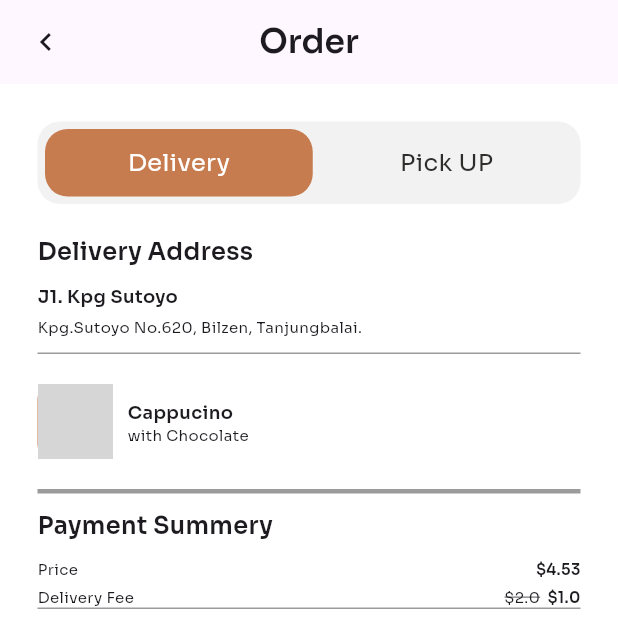
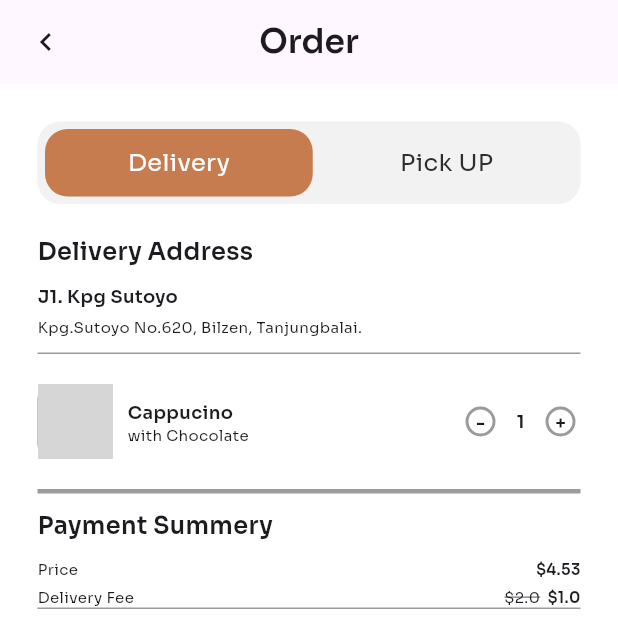
Before and after one commit to soiz11/Mobile-CA2, a Flutter app: the screen it shows after launch, on a phone screen of 412 x 824 dp, the top half of it. Run offline on Flutter 3.47's test engine with Material 3 defaults, Android fonts, the phone set to English and light mode, and no system bars; missing offline and left inert: dart:html; grey boxes are pictures that could not be loaded.

Commit message:
Increament only ui

```diff
--- a/lib/pages/order.dart
+++ b/lib/pages/order.dart
@@ -8,19 +8,33 @@ import 'package:flutter/material.dart';
 // import 'package:Mobile_CA_2/widgets/cart_tile.dart';
 // import 'package:Mobile_CA_2/widgets/check_out_box.dart';
 
+
 class Order extends StatelessWidget {
   const Order({super.key});
 
   @override
   Widget build(BuildContext context) {
     double screenWidth = MediaQuery.of(context).size.width;
-    double screenHeight = MediaQuery.of(context).size.height;
+    // double screenHeight = MediaQuery.of(context).size.height;
     double mainLinespace = 10; //Space between Two main topics
     double subLinespace = 5;  //Space between Two sub topics
 
     const double maintopicSize = 16; //font size of main topic
     const double subtopicSize = 12;   //font size of sub topic
     const double contentSize = 10;   //font size of content
+
+    int count = 1;
+
+    void incrementCount() {
+      count = count + 1;
+    }
+
+    void decrementCount() {
+      count = count - 1;
+    }
+
+
+
 
     return MaterialApp(
       debugShowCheckedModeBanner: false,
@@ -175,6 +189,9 @@ class Order extends StatelessWidget {
 
 
                       Row(
+                        mainAxisAlignment: MainAxisAlignment.spaceBetween,
+                        children: [
+                          Row(
                             crossAxisAlignment: CrossAxisAlignment.start,
                             children: [
                             Container(
@@ -224,6 +241,78 @@ class Order extends StatelessWidget {
                                   ],
                                 ),
                           ],),
+
+                          Row(
+                            children:[
+                            Container(
+                              width: 80,
+                              child: Row(
+                                mainAxisAlignment: MainAxisAlignment.spaceAround,
+                                children: [
+                                Container(
+                                  height: 20,
+                                  width: 20,
+                                  alignment: Alignment.center,
+                                  // borderRadius:BorderRadius.circular(5),
+                                  decoration: BoxDecoration(
+                                    color: const Color.fromARGB(0, 155, 155, 155),
+                                    borderRadius: BorderRadius.circular(10),
+                                    border: Border.all(color: AppColors.bodyTextGrey, width: 2),
+                                  ),
+                                  child: const Text(
+                                    '-',
+                                    // textAlign: TextAlign.center,
+                                    style: TextStyle(
+                                      fontFamily: 'Bold',
+                                      fontSize: subtopicSize,
+
+                                    ),),
+                                ),
+                                Container(
+                                  height: 20,
+                                  width: 20,
+                                  alignment: Alignment.center,
+                                  decoration: const BoxDecoration(
+                                    color: Color.fromARGB(0, 155, 155, 155),
+                                  ),
+                                  child: Text(
+                                    count.toString(),
+                                    // textAlign: TextAlign.center,
+                                    style: TextStyle(
+                                      fontFamily: 'Bold',
+                                      fontSize: subtopicSize,
+
+                                    ),),
+                                ),
+                                InkWell(
+                                  onTap: (){incrementCount();},
+
+                                  child: Container(
+                                    height: 20,
+                                    width: 20,
+                                    alignment: Alignment.center,
+                                    decoration: BoxDecoration(
+                                      color: Color.fromARGB(0, 155, 155, 155),
+                                      borderRadius: BorderRadius.circular(10),
+                                      border: Border.all(color: AppColors.bodyTextGrey, width: 2),
+                                    ),
+                                    child: const Text(
+                                      '+',
+                                      // textAlign: TextAlign.center,
+                                      style: TextStyle(
+                                        fontFamily: 'Bold',
+                                        fontSize: subtopicSize,
+
+                                      ),),
+                                  ),
+                                ),
+
+                              ],),
+                            ),
+                            ],
+                          )
+                        ],
+                      ),
 
 
                       const SizedBox(
@@ -360,12 +449,29 @@ class Order extends StatelessWidget {
                       ),
 
 
+                      // Stack(
+                      //   children:[ Positioned(
+                      //     bottom: 0,
+                      //     child: Container(
+                      //       alignment: Alignment.center,
+                      //       height: 50,
+                      //       width: screenWidth,
+                      //       decoration: BoxDecoration(
+                      //         color: AppColors.btnBrown,
+                      //         borderRadius: BorderRadius.circular(10),
+                      //       ),
+                      //     ),
+                      //   ),],
+                      // ),
+
 
                       SizedBox(
                         height: mainLinespace*2,
                       ),
 
-                      Container(
+                      InkWell(
+                        onTap: () {},
+                        child: Container(
                           alignment: Alignment.center,
                           height: 50,
                           width: screenWidth,
@@ -383,6 +489,7 @@ class Order extends StatelessWidget {
                             ),
                           )
                                         ),
+                      ),
 
                     ],
                   ),
```
Lines whose indentation alone changed are shown as unchanged.
